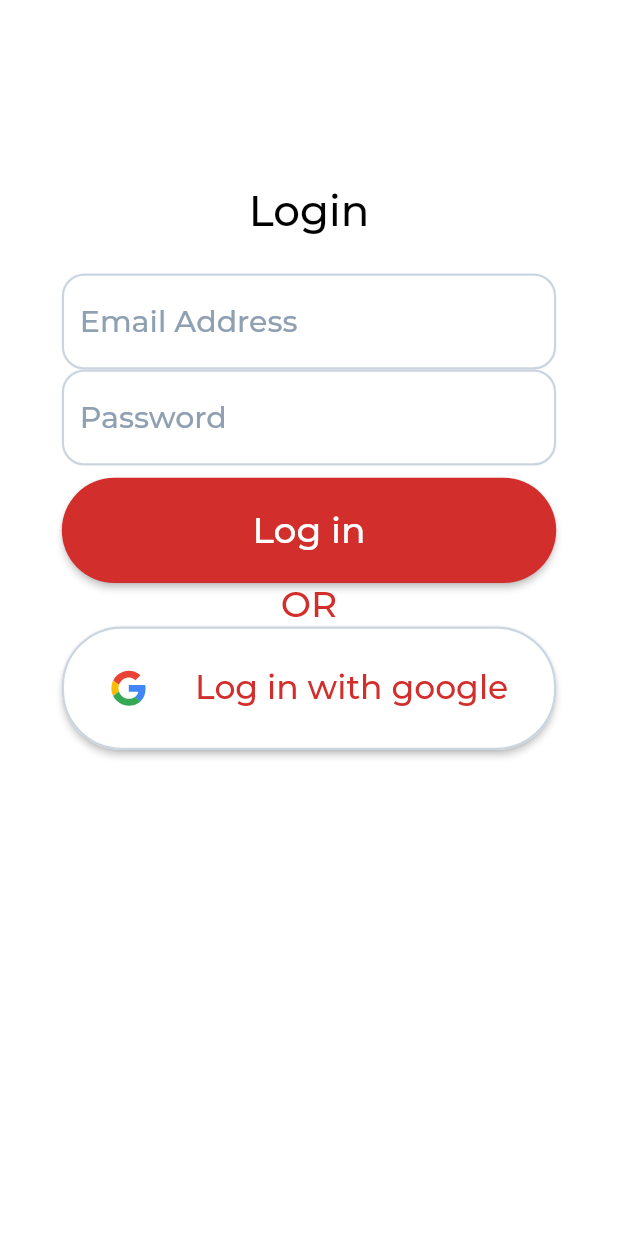
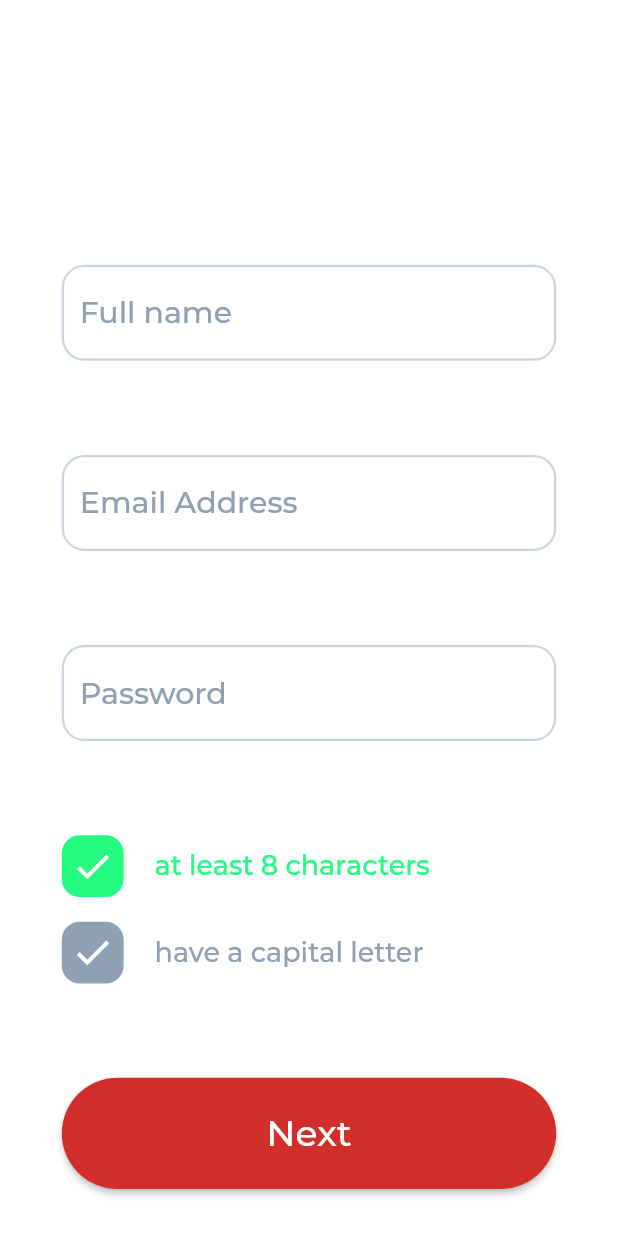
Before and after one commit to dev-aminmo/blood_bank, a Flutter app: the screen it shows after launch, on a phone screen of 412 x 824 dp. Run offline on Flutter 3.47's test engine with Material 2 defaults, Android fonts, the phone set to English and light mode, and no system bars; our stand-ins replace flutter_svg.

Commit message:
adding basic signup screen

```diff
--- a/lib/main.dart
+++ b/lib/main.dart
@@ -1,5 +1,6 @@
 import 'package:blood_app/screens/login_signup.dart';
 import 'package:blood_app/screens/on_boarding.dart';
+import 'package:blood_app/screens/signup.dart';
 import 'package:flutter/material.dart';
 
 import 'screens/login.dart';
@@ -44,6 +45,6 @@ class FirstScreen extends StatefulWidget {
 class _FirstScreenState extends State<FirstScreen> {
   @override
   Widget build(BuildContext context) {
-    return Login();
+    return Signup();
   }
 }
--- a/lib/screens/login.dart
+++ b/lib/screens/login.dart
@@ -1,7 +1,6 @@
 import 'package:blood_app/shared_ui/sharedui.dart';
 import 'package:flutter/cupertino.dart';
 import 'package:flutter/material.dart';
-import 'package:flutter_svg/flutter_svg.dart';
 
 class Login extends StatefulWidget {
   @override
@@ -23,6 +22,7 @@ class _LoginState extends State<Login> {
         height: height,
         width: width,
         child: Column(
+          crossAxisAlignment: CrossAxisAlignment.start,
           children: [
             SizedBox(
               height: height * 0.15,
@@ -62,36 +62,8 @@ class _LoginState extends State<Login> {
                           'OR',
                           style: SharedUI.textStyle(SharedUI.red),
                         ),
-                        SizedBox(
-                          width: width * 0.85,
-                          height: height * 0.1,
-                          child: RaisedButton(
-                            shape: RoundedRectangleBorder(
-                                side: BorderSide(
-                                    width: 1.5, color: Color(0xffCBD5E0)),
-                                borderRadius: BorderRadius.circular(40)),
-                            child: Row(
-                              mainAxisAlignment: MainAxisAlignment.spaceAround,
-                              children: [
-                                SvgPicture.asset(
-                                  'assets/icons/google_icon.svg',
-                                  width: 25,
-                                  height: 25,
-                                ),
-                                Text(
-                                  'Log in with google',
-                                  style: TextStyle(
-                                      fontFamily: 'Montserrat',
-                                      fontWeight: FontWeight.w400,
-                                      color: SharedUI.red,
-                                      fontSize: 22),
-                                ),
-                              ],
-                            ),
-                            color: SharedUI.white,
-                            onPressed: () {},
-                          ),
-                        ),
+                        SharedUI.drawGoogleButton(
+                            width, height, 'Log in with google'),
                         SizedBox(
                           height: height * 0.01,
                         ),
@@ -100,7 +72,7 @@ class _LoginState extends State<Login> {
                   )
                 ],
               ),
-            ))
+            )),
           ],
         ),
       ),
--- /dev/null
+++ b/lib/screens/signup.dart
@@ -0,0 +1,101 @@
+import 'package:blood_app/shared_ui/sharedui.dart';
+import 'package:flutter/cupertino.dart';
+import 'package:flutter/material.dart';
+
+class Signup extends StatefulWidget {
+  @override
+  _SignupState createState() => _SignupState();
+}
+
+class _SignupState extends State<Signup> {
+  double height;
+  double width;
+  @override
+  Widget build(BuildContext context) {
+    height = MediaQuery.of(context).size.height;
+    width = MediaQuery.of(context).size.width;
+    return Scaffold(
+        resizeToAvoidBottomInset: false,
+        backgroundColor: Colors.white,
+        body: Container(
+          width: width,
+          height: height,
+          margin: EdgeInsets.symmetric(horizontal: width * 0.1),
+          child: Form(
+            child: Column(
+              mainAxisAlignment: MainAxisAlignment.spaceAround,
+              children: [
+                SizedBox(
+                  height: height * 0.1,
+                ),
+                SharedUI.input('Full name'),
+                SharedUI.input('Email Address'),
+                SharedUI.input('Password'),
+                Column(
+                  children: [
+                    Row(
+                      children: [
+                        Container(
+                          height: width * 0.1,
+                          width: width * 0.1,
+                          decoration: BoxDecoration(
+                              color: Color(0xff26FB81),
+                              borderRadius: BorderRadius.circular(12)),
+                          child: Icon(
+                            Icons.check,
+                            size: width * 0.07,
+                            color: Colors.white,
+                          ),
+                        ),
+                        SizedBox(
+                          width: width * 0.05,
+                        ),
+                        Text(
+                          'at least 8 characters',
+                          style: TextStyle(
+                              color: Color(0xff26FB81),
+                              fontFamily: 'Montserrat',
+                              fontWeight: FontWeight.w500,
+                              fontSize: 18),
+                        )
+                      ],
+                    ),
+                    SizedBox(
+                      height: height * 0.02,
+                    ),
+                    Row(
+                      children: [
+                        Container(
+                          height: width * 0.1,
+                          width: width * 0.1,
+                          decoration: BoxDecoration(
+                              color: Color(0xff8FA0B3),
+                              borderRadius: BorderRadius.circular(12)),
+                          child: Icon(
+                            Icons.check,
+                            size: width * 0.07,
+                            color: Colors.white,
+                          ),
+                        ),
+                        SizedBox(
+                          width: width * 0.05,
+                        ),
+                        Text(
+                          'have a capital letter',
+                          style: TextStyle(
+                              color: Color(0xff8FA0B3),
+                              fontFamily: 'Montserrat',
+                              fontWeight: FontWeight.w500,
+                              fontSize: 18),
+                        )
+                      ],
+                    ),
+                  ],
+                ),
+                SharedUI.drawButton(width, height * 0.9, 'Next')
+              ],
+            ),
+          ),
+        ));
+  }
+}
--- a/lib/shared_ui/sharedui.dart
+++ b/lib/shared_ui/sharedui.dart
@@ -1,4 +1,5 @@
 import 'package:flutter/material.dart';
+import 'package:flutter_svg/flutter_svg.dart';
 
 class SharedUI {
   static const Color red = Color(0xffD22E2B);
@@ -9,6 +10,38 @@ class SharedUI {
         fontWeight: FontWeight.w500,
         color: textColor,
         fontSize: 24);
+  }
+
+  static Widget drawGoogleButton(double width, double height, String text) {
+    return SizedBox(
+      width: width * 0.85,
+      height: height * 0.1,
+      child: RaisedButton(
+        shape: RoundedRectangleBorder(
+            side: BorderSide(width: 1.5, color: Color(0xffCBD5E0)),
+            borderRadius: BorderRadius.circular(40)),
+        child: Row(
+          mainAxisAlignment: MainAxisAlignment.spaceAround,
+          children: [
+            SvgPicture.asset(
+              'assets/icons/google_icon.svg',
+              width: width * 0.09,
+              height: width * 0.09,
+            ),
+            Text(
+              text,
+              style: TextStyle(
+                  fontFamily: 'Montserrat',
+                  fontWeight: FontWeight.w400,
+                  color: SharedUI.red,
+                  fontSize: 22),
+            ),
+          ],
+        ),
+        color: SharedUI.white,
+        onPressed: () {},
+      ),
+    );
   }
 
   static InputDecoration inputDecoration(String hint) {
```
